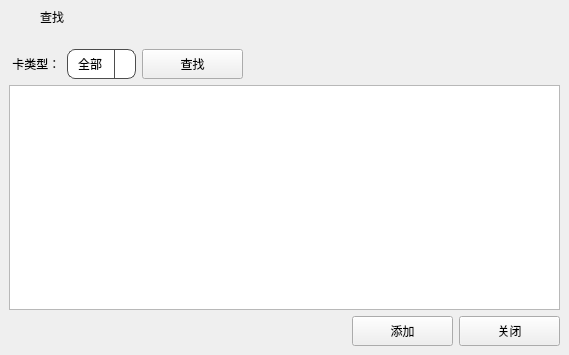
Old version of the form searchunbindpersoninfo.ui in the repository guocihong/CombineAuthenticateHost.
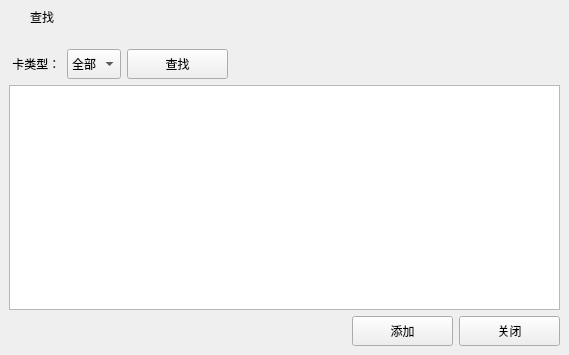
New version of the form. Icons and pictures are not drawn.

Patch:
```diff
--- a/searchunbindpersoninfo.ui
+++ b/searchunbindpersoninfo.ui
@@ -14,36 +14,7 @@
    <string>Form</string>
   </property>
   <property name="styleSheet">
-   <string notr="true">QComboBox{
-font: 14pt &quot;WenQuanYi Micro Hei&quot;;
-border-radius: 8px;
-padding: 1px 10px 1px 10px;
-border: 1px solid #4D4D4D;
-}
-QComboBox QAbstractItemView{
-background-color:#4D4D4D;
-color:white;
-selection-background-color: rgb(56,117,215);
-}
-QComboBox::drop-down {
-subcontrol-origin: padding;
-subcontrol-position: top right;
-width: 20px;
-border-left-width: 1px;
-border-left-style: solid;
-border-top-right-radius: 3px;
-border-bottom-right-radius: 3px;
-border-left-color: #4D4D4D;
-}
-QComboBox::down-arrow{
-image: url(:/image/images/arrow_down.png);
-}
-QComboBox::down-arrow:pressed{
-position:relative;
-top:1px;
-left:1px;
-}
-</string>
+   <string notr="true"/>
   </property>
   <layout class="QVBoxLayout" name="verticalLayout_2">
    <property name="leftMargin">
@@ -73,29 +44,41 @@
       </size>
      </property>
      <layout class="QHBoxLayout" name="horizontalLayout_3">
+      <property name="spacing">
+       <number>0</number>
+      </property>
+      <property name="leftMargin">
+       <number>0</number>
+      </property>
       <property name="topMargin">
-       <number>4</number>
+       <number>0</number>
+      </property>
+      <property name="rightMargin">
+       <number>0</number>
       </property>
       <property name="bottomMargin">
-       <number>4</number>
+       <number>0</number>
       </property>
       <item>
        <widget class="QLabel" name="label_title_icon">
         <property name="minimumSize">
          <size>
-          <width>25</width>
-          <height>25</height>
+          <width>30</width>
+          <height>30</height>
          </size>
         </property>
         <property name="maximumSize">
          <size>
-          <width>25</width>
-          <height>25</height>
+          <width>30</width>
+          <height>30</height>
          </size>
         </property>
         <property name="text">
          <string/>
         </property>
+        <property name="alignment">
+         <set>Qt::AlignCenter</set>
+        </property>
        </widget>
       </item>
       <item>
```
Left out of the diff: 6 changed lines with no effect on the pictures.
